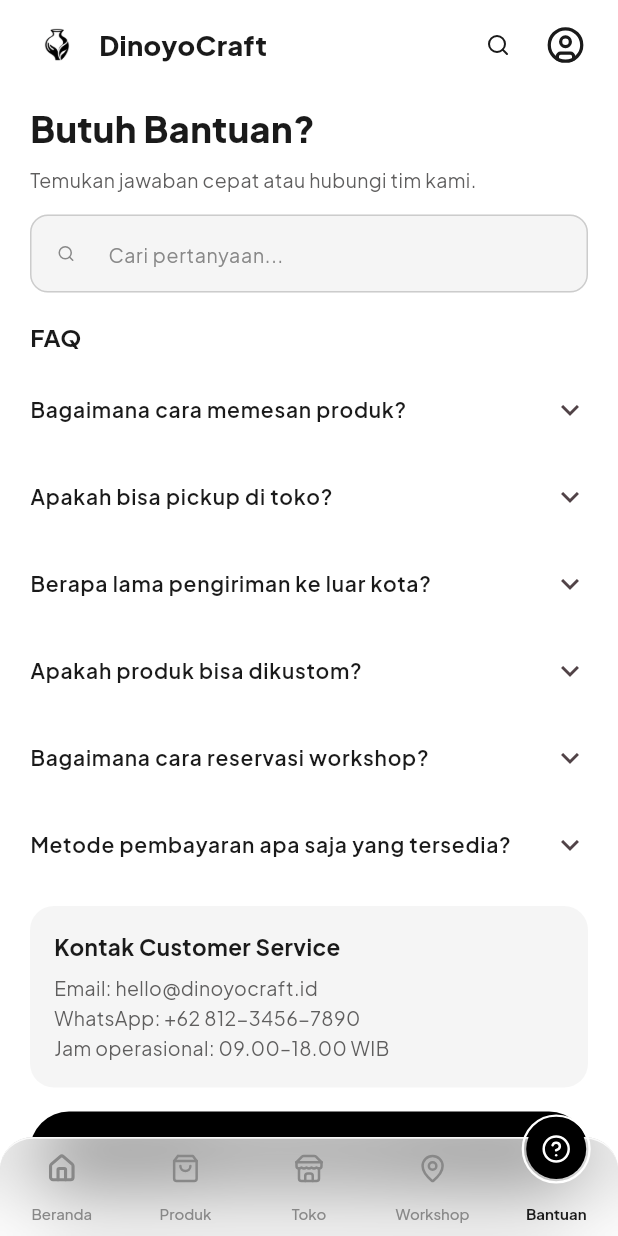
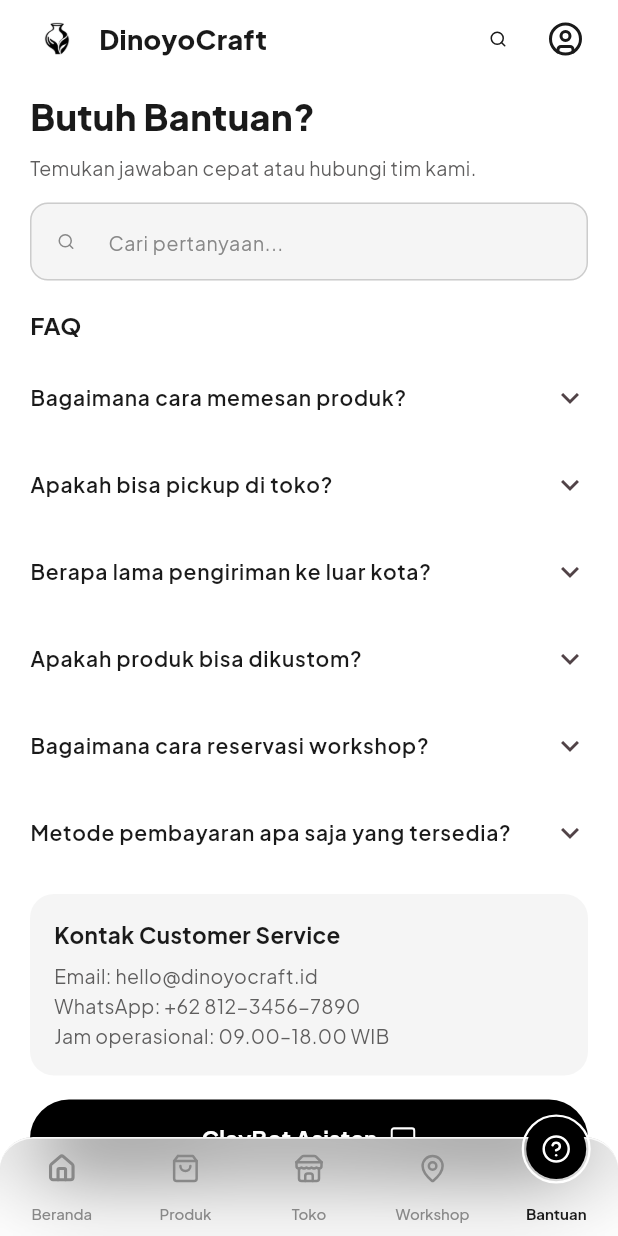
Before and after one commit to alifarda126/DinoyoCraftApp, a Flutter app: the HelpScreen screen opened by its route, on a phone screen of 412 x 824 dp. Run offline on Flutter 3.47's test engine with Material 3 defaults, Android fonts, the light colour scheme and no system bars; our stand-ins replace flutter_svg, go_router, google_fonts.

Commit message:
Feat: pinned sticky header all screens, FAB snap-to-side on release

```diff
--- a/lib/features/help/help_screen.dart
+++ b/lib/features/help/help_screen.dart
@@ -30,11 +30,13 @@ class _HelpScreenState extends State<HelpScreen> {
         )
         .toList();
 
-    return ListView(
+    return CustomScrollView(
+      slivers: [
+        const SliverPinnedDcHeader(),
+        SliverPadding(
           padding: const EdgeInsets.only(bottom: 100),
-      children: [
-        const DcAppHeader(),
-        Padding(
+          sliver: SliverToBoxAdapter(
+            child: Padding(
               padding: const EdgeInsets.fromLTRB(20, 8, 20, 0),
               child: Column(
                 crossAxisAlignment: CrossAxisAlignment.start,
@@ -95,10 +97,12 @@ class _HelpScreenState extends State<HelpScreen> {
                   const SizedBox(height: 8),
                   ...faqs.map(
                     (f) => Theme(
-                  data: Theme.of(context).copyWith(dividerColor: Colors.transparent),
+                      data: Theme.of(context)
+                          .copyWith(dividerColor: Colors.transparent),
                       child: ExpansionTile(
                         tilePadding: EdgeInsets.zero,
-                    childrenPadding: const EdgeInsets.only(bottom: 12),
+                        childrenPadding:
+                            const EdgeInsets.only(bottom: 12),
                         title: Text(
                           f.question,
                           style: GoogleFonts.plusJakartaSans(
@@ -162,6 +166,8 @@ class _HelpScreenState extends State<HelpScreen> {
                 ],
               ),
             ),
+          ),
+        ),
       ],
     );
   }
--- a/lib/features/home/home_screen.dart
+++ b/lib/features/home/home_screen.dart
@@ -26,7 +26,7 @@ class _HomeScreenState extends State<HomeScreen> {
 
     return CustomScrollView(
       slivers: [
-        const SliverToBoxAdapter(child: DcAppHeader()),
+        const SliverPinnedDcHeader(),
         SliverToBoxAdapter(
           child: Padding(
             padding: const EdgeInsets.fromLTRB(20, 4, 20, 0),
--- a/lib/features/products/products_screen.dart
+++ b/lib/features/products/products_screen.dart
@@ -43,7 +43,7 @@ class _ProductsScreenState extends State<ProductsScreen> {
 
     return CustomScrollView(
       slivers: [
-        const SliverToBoxAdapter(child: DcAppHeader()),
+        const SliverPinnedDcHeader(),
         SliverToBoxAdapter(
           child: Padding(
             padding: const EdgeInsets.fromLTRB(20, 8, 20, 0),
--- a/lib/features/stores/stores_screen.dart
+++ b/lib/features/stores/stores_screen.dart
@@ -23,7 +23,7 @@ class _StoresScreenState extends State<StoresScreen> {
 
     return CustomScrollView(
       slivers: [
-        const SliverToBoxAdapter(child: DcAppHeader()),
+        const SliverPinnedDcHeader(),
         SliverToBoxAdapter(
           child: Padding(
             padding: const EdgeInsets.fromLTRB(20, 8, 20, 0),
```
Also changed, not shown: lib/core/widgets/dc_app_header.dart (+49 -0 lines), lib/features/shell/main_shell.dart (+10 -2 lines), lib/features/workshop/workshop_screen.dart (+10 -4 lines). Lines whose indentation alone changed are shown as unchanged.
